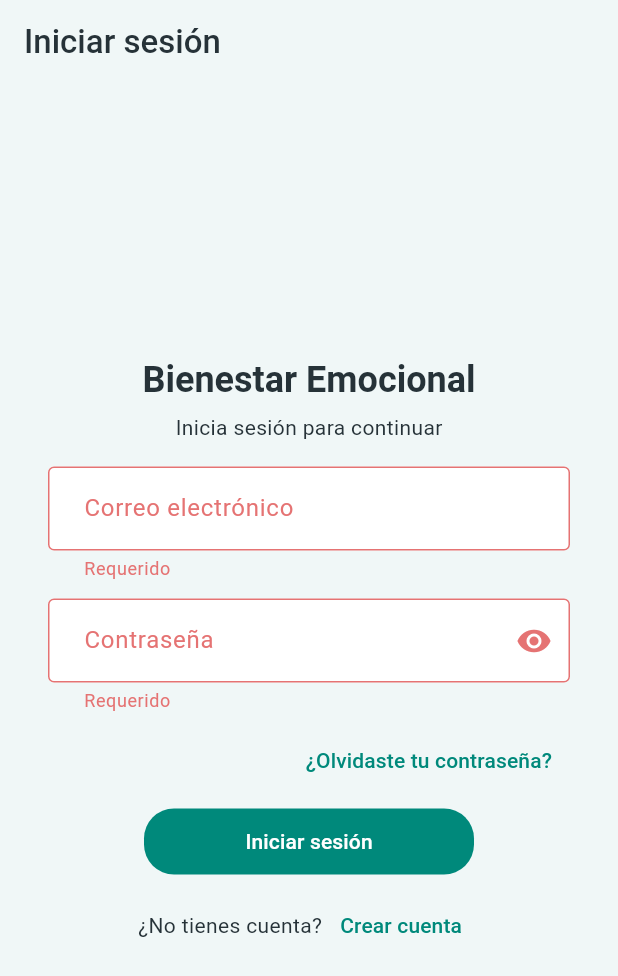
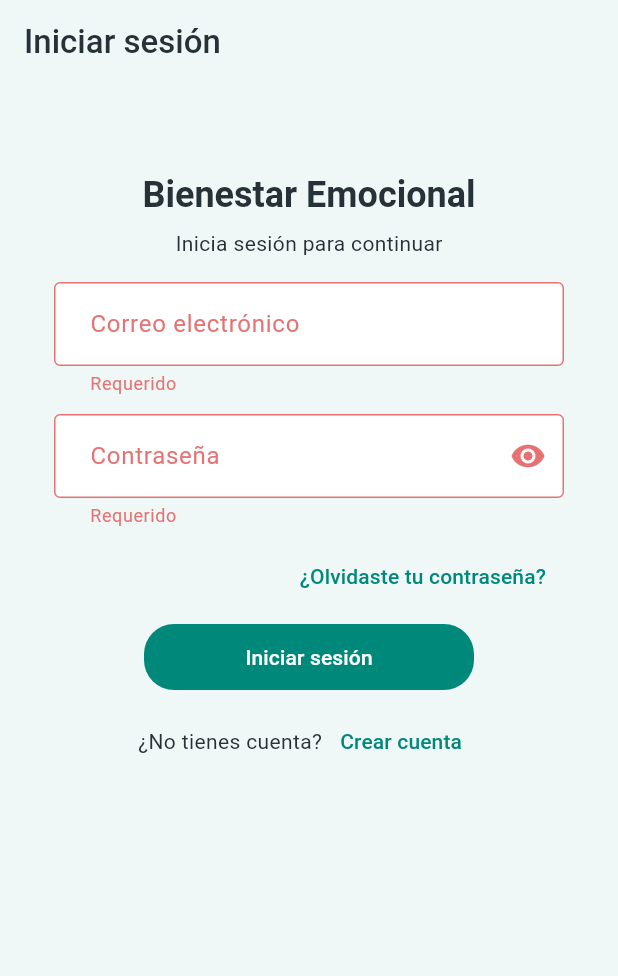
Before and after one commit to LUISDACA/mental_wellness_app, a Flutter app: the SignInPage screen opened by its route, after a tap on "Iniciar sesión", on a phone screen of 412 x 824 dp. Shown: the top 976 px of the screen. Run offline on Flutter 3.47's test engine with Material 3 defaults, Android fonts, the phone set to English and light mode, and no system bars; our stand-ins replace file_picker, fl_chart, flutter_map, flutter_riverpod, font_awesome_flutter, geolocator and 6 more; accounts and stored records are empty; network calls fail.

Commit message:
63 commit

```diff
--- a/lib/presentation/screens/auth/sign_in_page.dart
+++ b/lib/presentation/screens/auth/sign_in_page.dart
@@ -1,5 +1,5 @@
 import 'package:flutter/material.dart';
-import 'package:go_router/go_router.dart'; // 👈 usa GoRouter
+import 'package:go_router/go_router.dart';
 import 'package:supabase_flutter/supabase_flutter.dart';
 
 class SignInPage extends StatefulWidget {
@@ -36,7 +36,6 @@ class _SignInPageState extends State<SignInPage> {
       );
 
       if (!mounted) return;
-      // ✅ Con GoRouter: ir al Home
       context.go('/');
     } catch (e) {
       if (!mounted) return;
@@ -44,13 +43,16 @@ class _SignInPageState extends State<SignInPage> {
         SnackBar(content: Text('No se pudo iniciar sesión: $e')),
       );
     } finally {
-      if (mounted) setState(() => _loading = false);
+      if (mounted) {
+        setState(() => _loading = false);
+      }
     }
   }
 
   Future<void> _resetPassword() async {
     final email = _email.text.trim();
     if (email.isEmpty || !email.contains('@')) {
+      if (!mounted) return;
       ScaffoldMessenger.of(context).showSnackBar(
         const SnackBar(content: Text('Escribe tu correo primero')),
       );
@@ -63,8 +65,9 @@ class _SignInPageState extends State<SignInPage> {
       if (!mounted) return;
       ScaffoldMessenger.of(context).showSnackBar(
         const SnackBar(
-          content:
-              Text('Te enviamos un correo para restablecer la contraseña.'),
+          content: Text(
+            'Te enviamos un correo para restablecer la contraseña.',
+          ),
         ),
       );
     } catch (e) {
@@ -78,16 +81,26 @@ class _SignInPageState extends State<SignInPage> {
   @override
   Widget build(BuildContext context) {
     final theme = Theme.of(context);
+    final bottomInset = MediaQuery.of(context).viewInsets.bottom;
 
     return Scaffold(
       appBar: AppBar(title: const Text('Iniciar sesión')),
-      body: Center(
+      resizeToAvoidBottomInset: true,
+      body: SafeArea(
+        child: SingleChildScrollView(
+          padding: EdgeInsets.fromLTRB(16, 16, 16, 16 + bottomInset),
+          child: Column(
+            mainAxisSize: MainAxisSize.min,
+            children: [
+              // Espacio arriba para que no quede pegado
+              const SizedBox(height: 16),
+              Center(
                 child: ConstrainedBox(
                   constraints: const BoxConstraints(maxWidth: 560),
                   child: Card(
-            margin: const EdgeInsets.all(16),
-            shape:
-                RoundedRectangleBorder(borderRadius: BorderRadius.circular(16)),
+                    shape: RoundedRectangleBorder(
+                      borderRadius: BorderRadius.circular(16),
+                    ),
                     child: Padding(
                       padding: const EdgeInsets.fromLTRB(16, 22, 16, 24),
                       child: Form(
@@ -95,11 +108,15 @@ class _SignInPageState extends State<SignInPage> {
                         child: Column(
                           mainAxisSize: MainAxisSize.min,
                           children: [
-                    Text('Bienestar Emocional',
-                        style: theme.textTheme.headlineSmall),
+                            Text(
+                              'Bienestar Emocional',
+                              style: theme.textTheme.headlineSmall,
+                            ),
                             const SizedBox(height: 6),
-                    Text('Inicia sesión para continuar',
-                        style: theme.textTheme.bodyMedium),
+                            Text(
+                              'Inicia sesión para continuar',
+                              style: theme.textTheme.bodyMedium,
+                            ),
                             const SizedBox(height: 16),
                             TextFormField(
                               controller: _email,
@@ -109,8 +126,12 @@ class _SignInPageState extends State<SignInPage> {
                                 border: OutlineInputBorder(),
                               ),
                               validator: (v) {
-                        if (v == null || v.trim().isEmpty) return 'Requerido';
-                        if (!v.contains('@')) return 'Correo inválido';
+                                if (v == null || v.trim().isEmpty) {
+                                  return 'Requerido';
+                                }
+                                if (!v.contains('@')) {
+                                  return 'Correo inválido';
+                                }
                                 return null;
                               },
                             ),
@@ -122,10 +143,16 @@ class _SignInPageState extends State<SignInPage> {
                                 labelText: 'Contraseña',
                                 border: const OutlineInputBorder(),
                                 suffixIcon: IconButton(
-                          onPressed: () => setState(() => _obscure = !_obscure),
-                          icon: Icon(_obscure
+                                  onPressed: () {
+                                    setState(() {
+                                      _obscure = !_obscure;
+                                    });
+                                  },
+                                  icon: Icon(
+                                    _obscure
                                         ? Icons.visibility
-                              : Icons.visibility_off),
+                                        : Icons.visibility_off,
+                                  ),
                                   tooltip: _obscure ? 'Mostrar' : 'Ocultar',
                                 ),
                               ),
@@ -138,7 +165,9 @@ class _SignInPageState extends State<SignInPage> {
                               alignment: Alignment.centerRight,
                               child: TextButton(
                                 onPressed: _resetPassword,
-                        child: const Text('¿Olvidaste tu contraseña?'),
+                                child: const Text(
+                                  '¿Olvidaste tu contraseña?',
+                                ),
                               ),
                             ),
                             const SizedBox(height: 8),
@@ -153,8 +182,9 @@ class _SignInPageState extends State<SignInPage> {
                                         height: 18,
                                         child: CircularProgressIndicator(
                                           strokeWidth: 2,
-                                  valueColor:
-                                      AlwaysStoppedAnimation(Colors.white),
+                                          valueColor: AlwaysStoppedAnimation(
+                                            Colors.white,
+                                          ),
                                         ),
                                       )
                                     : const Text('Iniciar sesión'),
@@ -166,7 +196,6 @@ class _SignInPageState extends State<SignInPage> {
                               children: [
                                 const Text('¿No tienes cuenta?'),
                                 TextButton(
-                          // ✅ Con GoRouter: ir a registro
                                   onPressed: () => context.go('/sign-up'),
                                   child: const Text('Crear cuenta'),
                                 ),
@@ -179,6 +208,11 @@ class _SignInPageState extends State<SignInPage> {
                   ),
                 ),
               ),
+              const SizedBox(height: 16),
+            ],
+          ),
+        ),
+      ),
     );
   }
 }
```
Lines whose indentation alone changed are shown as unchanged.
